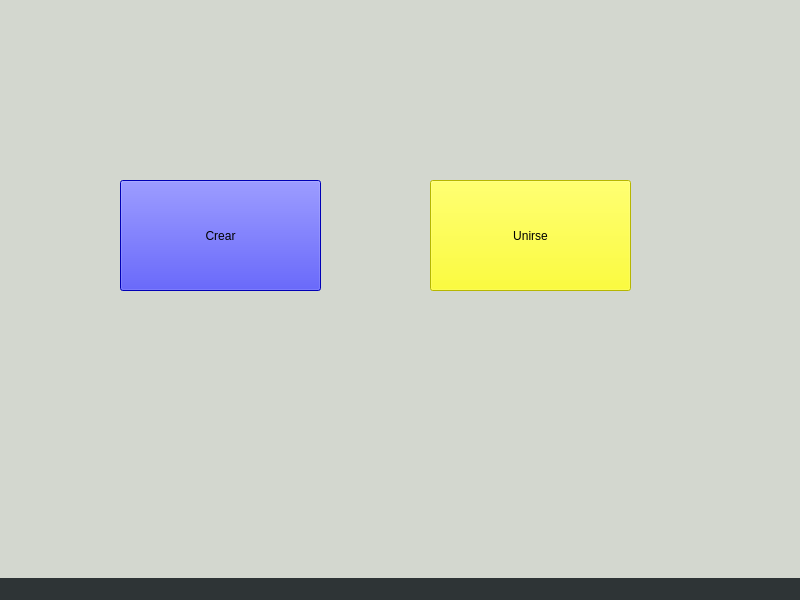
First picture: the form in Client/src/Initiator/window/mainwindow.ui, repository nazar9318/taller-tpFinal-1c2021, before the edit.
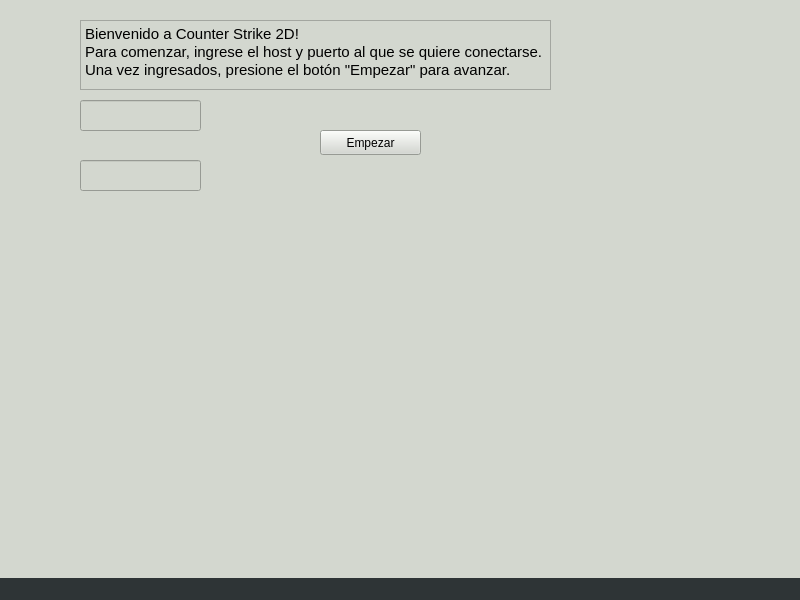
Second picture: the form after the edit.

Commit message: Ahora el Initiator pide host y port antes de conectarse

```diff
--- a/Client/src/Initiator/window/mainwindow.ui
+++ b/Client/src/Initiator/window/mainwindow.ui
@@ -24,7 +24,7 @@
     <property name="geometry">
      <rect>
       <x>0</x>
-      <y>-10</y>
+      <y>0</y>
       <width>821</width>
       <height>591</height>
      </rect>
@@ -33,6 +33,60 @@
      <string notr="true">background-color: rgb(211, 215, 207);
 </string>
     </property>
+    <widget class="QWidget" name="connectToPort">
+     <widget class="QTextEdit" name="welcomeMessage">
+      <property name="geometry">
+       <rect>
+        <x>80</x>
+        <y>20</y>
+        <width>471</width>
+        <height>70</height>
+       </rect>
+      </property>
+      <property name="html">
+       <string>&lt;!DOCTYPE HTML PUBLIC &quot;-//W3C//DTD HTML 4.0//EN&quot; &quot;http://www.w3.org/TR/REC-html40/strict.dtd&quot;&gt;
+&lt;html&gt;&lt;head&gt;&lt;meta name=&quot;qrichtext&quot; content=&quot;1&quot; /&gt;&lt;style type=&quot;text/css&quot;&gt;
+p, li { white-space: pre-wrap; }
+&lt;/style&gt;&lt;/head&gt;&lt;body style=&quot; font-family:'Ubuntu'; font-size:11pt; font-weight:400; font-style:normal;&quot;&gt;
+&lt;p style=&quot; margin-top:0px; margin-bottom:0px; margin-left:0px; margin-right:0px; -qt-block-indent:0; text-indent:0px;&quot;&gt;Bienvenido a Counter Strike 2D!&lt;/p&gt;
+&lt;p style=&quot; margin-top:0px; margin-bottom:0px; margin-left:0px; margin-right:0px; -qt-block-indent:0; text-indent:0px;&quot;&gt;Para comenzar, ingrese el host y puerto al que se quiere conectarse.&lt;/p&gt;
+&lt;p style=&quot; margin-top:0px; margin-bottom:0px; margin-left:0px; margin-right:0px; -qt-block-indent:0; text-indent:0px;&quot;&gt;Una vez ingresados, presione el botón &amp;quot;Empezar&amp;quot; para avanzar.&lt;/p&gt;&lt;/body&gt;&lt;/html&gt;</string>
+      </property>
+     </widget>
+     <widget class="QLineEdit" name="host">
+      <property name="geometry">
+       <rect>
+        <x>80</x>
+        <y>100</y>
+        <width>121</width>
+        <height>31</height>
+       </rect>
+      </property>
+     </widget>
+     <widget class="QLineEdit" name="port">
+      <property name="geometry">
+       <rect>
+        <x>80</x>
+        <y>160</y>
+        <width>121</width>
+        <height>31</height>
+       </rect>
+      </property>
+     </widget>
+     <widget class="QPushButton" name="startButton">
+      <property name="geometry">
+       <rect>
+        <x>320</x>
+        <y>130</y>
+        <width>101</width>
+        <height>25</height>
+       </rect>
+      </property>
+      <property name="text">
+       <string>Empezar</string>
+      </property>
+     </widget>
+    </widget>
     <widget class="QWidget" name="mainWindow">
      <widget class="QPushButton" name="createButton">
       <property name="geometry">
```
Left out of the diff: 10 changed lines with no effect on the pictures. The commit also changes 3 other files.
